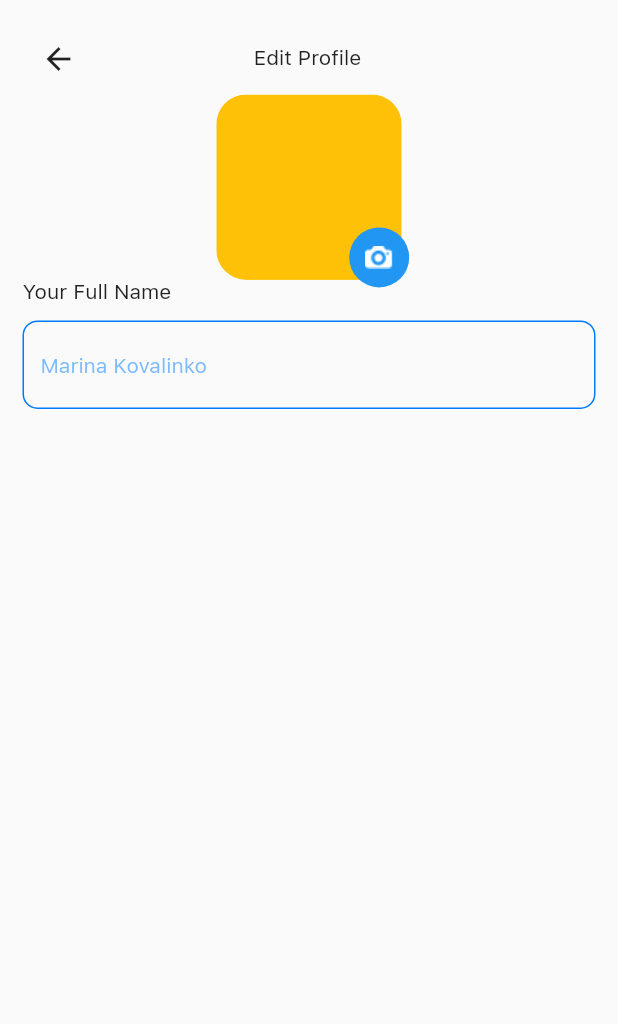
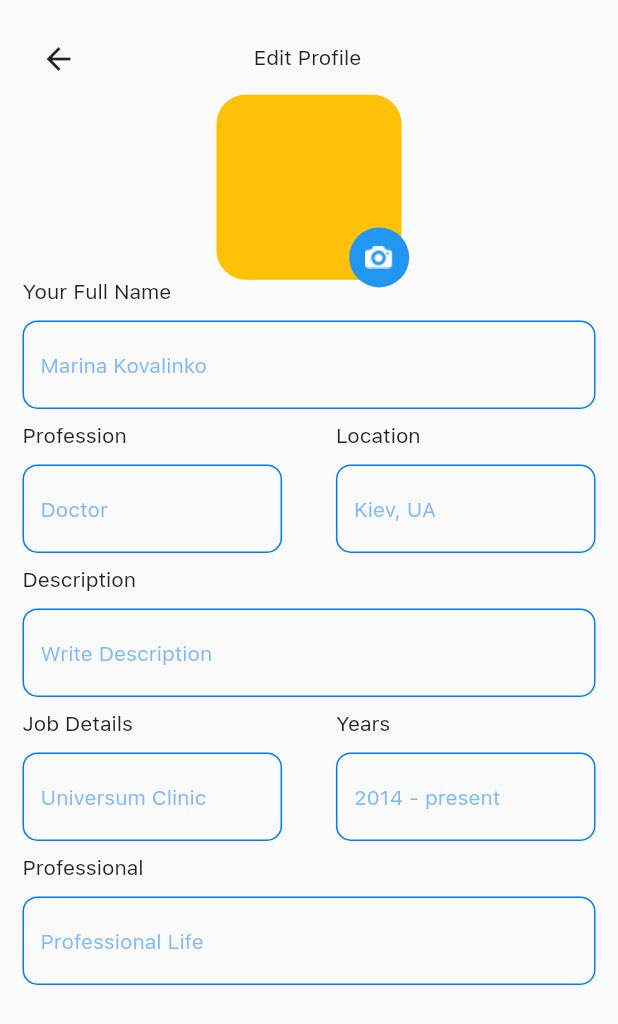
Before and after one commit to abdulhadimaliky/social_app, a Flutter app: the EditProfileScreen screen opened directly, on a phone screen of 412 x 824 dp. Shown: the top 1024 px of the screen. Run offline on Flutter 3.47's test engine with Material 2 defaults, Android fonts, the phone set to English and light mode, and no system bars; our stand-ins replace carousel_slider, firebase_auth, firebase_core, firebase_storage, image_picker; accounts and stored records are empty.

Commit message:
edit profile screen textfields

```diff
--- a/lib/auth/screens/edit_profile_screen.dart
+++ b/lib/auth/screens/edit_profile_screen.dart
@@ -8,12 +8,19 @@ class EditProfileScreen extends StatelessWidget {
   EditProfileScreen({super.key});
 
   final TextEditingController nameController = TextEditingController();
+  final TextEditingController professionController = TextEditingController();
+  final TextEditingController locationController = TextEditingController();
+  final TextEditingController descriptionController = TextEditingController();
+  final TextEditingController jobController = TextEditingController();
+  final TextEditingController jobYearsController = TextEditingController();
+  final TextEditingController professionalController = TextEditingController();
 
   @override
   Widget build(BuildContext context) {
     return SafeArea(
       child: Scaffold(
-        body: SizedBox(
+        body: SingleChildScrollView(
+          child: SizedBox(
             height: MediaQuery.of(context).size.height - AppBar().preferredSize.height,
             child: Padding(
               padding: const EdgeInsets.all(15.0),
@@ -34,12 +41,70 @@ class EditProfileScreen extends StatelessWidget {
                     child: UserProfilePicture(file: Provider.of<AuthProvider>(context).file),
                   ),
                   SignupTitleAndTextField(
+                    fieldSize: "full",
                     title: "Your Full Name",
                     hintText: "Marina Kovalinko",
+                    validate: (value) {
+                      if (value!.isEmpty) {
+                        return "Enter your name";
+                      }
+                    },
+                    controller: nameController,
+                  ),
+                  Row(
+                    mainAxisAlignment: MainAxisAlignment.spaceBetween,
+                    children: [
+                      SignupTitleAndTextField(
+                        title: "Profession",
+                        hintText: "Doctor",
                         validate: (value) {},
-                  controller: nameController,
-                )
+                        controller: professionController,
+                        fieldSize: "no",
+                      ),
+                      SignupTitleAndTextField(
+                        title: "Location",
+                        hintText: "Kiev, UA",
+                        validate: (value) {},
+                        controller: locationController,
+                        fieldSize: "no",
+                      ),
                     ],
+                  ),
+                  SignupTitleAndTextField(
+                    title: "Description",
+                    hintText: "Write Description",
+                    validate: (value) {},
+                    controller: descriptionController,
+                    fieldSize: "full",
+                  ),
+                  Row(
+                    mainAxisAlignment: MainAxisAlignment.spaceBetween,
+                    children: [
+                      SignupTitleAndTextField(
+                        title: "Job Details",
+                        hintText: "Universum Clinic",
+                        validate: (value) {},
+                        controller: jobController,
+                        fieldSize: "no",
+                      ),
+                      SignupTitleAndTextField(
+                        title: "Years",
+                        hintText: "2014 - present",
+                        validate: (value) {},
+                        controller: jobYearsController,
+                        fieldSize: "no",
+                      ),
+                    ],
+                  ),
+                  SignupTitleAndTextField(
+                    title: "Professional",
+                    hintText: "Professional Life",
+                    validate: (value) {},
+                    controller: professionalController,
+                    fieldSize: "full",
+                  ),
+                ],
+              ),
             ),
           ),
         ),
--- a/lib/auth/screens/signin_screen.dart
+++ b/lib/auth/screens/signin_screen.dart
@@ -55,6 +55,7 @@ class _SigninScreenState extends State<SigninScreen> {
                     style: TextStyle(color: const Color(0xff111129).withOpacity(0.5)),
                   ),
                   SignupTitleAndTextField(
+                    fieldSize: "full",
                     title: "Email or Username",
                     hintText: "yourname@email.com",
                     validate: (email) {
@@ -68,6 +69,7 @@ class _SigninScreenState extends State<SigninScreen> {
                     controller: emailController,
                   ),
                   SignupTitleAndTextField(
+                    fieldSize: "full",
                     obscure: true,
                     title: "Your password",
                     hintText: "****",
--- a/lib/auth/screens/signup_screen.dart
+++ b/lib/auth/screens/signup_screen.dart
@@ -51,6 +51,7 @@ class SignupScreen extends StatelessWidget {
                       ),
                     ),
                     SignupTitleAndTextField(
+                      fieldSize: "full",
                       controller: nameController,
                       title: "Your Full Name",
                       hintText: "Your Name",
@@ -61,6 +62,7 @@ class SignupScreen extends StatelessWidget {
                       },
                     ),
                     SignupTitleAndTextField(
+                      fieldSize: "full",
                       controller: email,
                       title: "Your Email Address",
                       hintText: "Enter Your Email",
@@ -71,6 +73,7 @@ class SignupScreen extends StatelessWidget {
                       },
                     ),
                     SignupTitleAndTextField(
+                      fieldSize: "full",
                       controller: pass,
                       title: "Set password",
                       hintText: "Enter your password",
--- a/lib/auth/widgets/signup_title_and_textfield.dart
+++ b/lib/auth/widgets/signup_title_and_textfield.dart
@@ -1,20 +1,21 @@
 import 'package:flutter/material.dart';
 
 class SignupTitleAndTextField extends StatefulWidget {
-  SignupTitleAndTextField({
-    super.key,
+  SignupTitleAndTextField(
+      {super.key,
       required this.title,
       required this.hintText,
       required this.validate,
       this.obscure = false,
       required this.controller,
-  });
+      required this.fieldSize});
 
   final String title;
   final String hintText;
   final String? Function(String?) validate;
   bool obscure;
   final TextEditingController controller;
+  final String fieldSize;
 
   @override
   State<SignupTitleAndTextField> createState() => _SignupTitleAndTextFieldState();
@@ -30,7 +31,13 @@ class _SignupTitleAndTextFieldState extends State<SignupTitleAndTextField> {
         Text(widget.title),
         Padding(
           padding: const EdgeInsets.only(top: 10.0, bottom: 10),
+          child: SizedBox(
+            width: widget.fieldSize == "full"
+                ? MediaQuery.of(context).size.width
+                : MediaQuery.of(context).size.width * 0.42,
             child: TextFormField(
+              maxLines: 5,
+              minLines: 1,
               onTap: () {
                 if (widget.obscure == true) {
                   setState(() {
@@ -68,6 +75,7 @@ class _SignupTitleAndTextFieldState extends State<SignupTitleAndTextField> {
                     )),
               ),
             ),
+          ),
         )
       ],
     );
```
Lines whose indentation alone changed are shown as unchanged.
